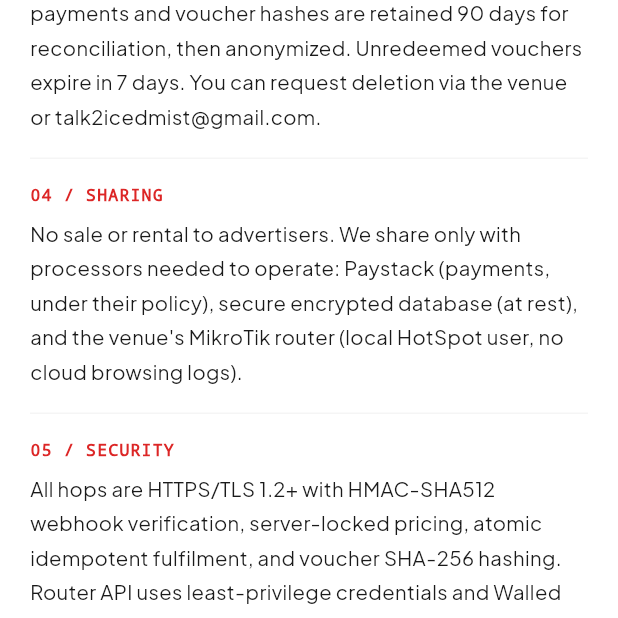
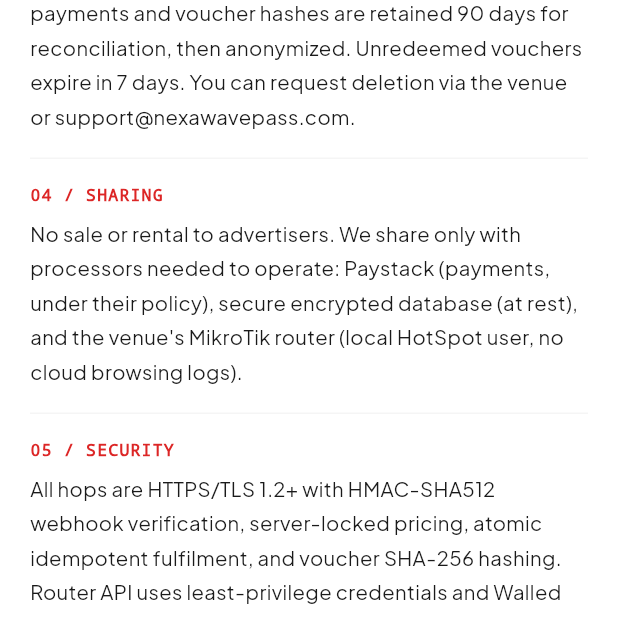
Before and after one commit to Icedmist/WavePass-Android, a Flutter app: the PrivacyScreen screen opened by its route, scrolled down 576 dp, on a phone screen of 412 x 824 dp, the part 354-972 px from its top. Run offline on Flutter 3.47's test engine with Material 3 defaults, Android fonts, the phone set to English and light mode, and no system bars; our stand-ins replace go_router, google_fonts, open_file, pdf, printing, shared_preferences and 1 more; missing offline and left inert: mobile_scanner; accounts and stored records are empty; network calls fail.

Commit message:
chore(android): keep email only in legal contacts (support@nexawavepass.com), clear mock fallbacks, add onboarding UX doc

```diff
--- a/lib/screens/account_center_screen.dart
+++ b/lib/screens/account_center_screen.dart
@@ -17,7 +17,7 @@ class AccountCenterScreen extends StatelessWidget {
           ClipRRect(borderRadius: BorderRadius.circular(14), child: Image.asset('assets/images/logo.png', width: 44, height: 44, fit: BoxFit.cover)),
           const SizedBox(width: 14),
           Expanded(child: Column(crossAxisAlignment: CrossAxisAlignment.start, children: [
-            Text(user?.email ?? 'talk2icedmist@gmail.com', style: const TextStyle(color: Colors.white, fontWeight: FontWeight.w800, fontSize: 14), maxLines: 1, overflow: TextOverflow.ellipsis),
+            Text(user?.email ?? 'Venue Owner', style: const TextStyle(color: Colors.white, fontWeight: FontWeight.w800, fontSize: 14), maxLines: 1, overflow: TextOverflow.ellipsis),
             const Text('Venue Owner • WavePass Flagship', style: TextStyle(color: Colors.white70, fontSize: 11)),
             const SizedBox(height: 6),
             Container(padding: const EdgeInsets.symmetric(horizontal: 8, vertical: 4), decoration: BoxDecoration(color: Colors.white.withValues(alpha: 0.12), borderRadius: BorderRadius.circular(8)), child: const Text('ONLINE', style: TextStyle(color: AppColors.accentGreen, fontSize: 10, fontWeight: FontWeight.w800, fontFamily: 'monospace'))),
--- a/lib/screens/admin_management_screen.dart
+++ b/lib/screens/admin_management_screen.dart
@@ -111,7 +111,7 @@ class _AdminManagementScreenState extends State<AdminManagementScreen> {
         backgroundColor: AppColors.white,
         appBar: AppBar(backgroundColor: AppColors.white, elevation: 0, leading: IconButton(icon: const Icon(Icons.arrow_back_ios_rounded, color: AppColors.primary, size: 18), onPressed: () => context.canPop() ? context.pop() : context.go(AppRouter.dashboard)), title: const Text("Admin Center", style: TextStyle(fontSize: 18, fontWeight: FontWeight.w900, color: AppColors.primary)), bottom: const TabBar(labelColor: AppColors.primary, unselectedLabelColor: AppColors.textLight, indicatorColor: AppColors.primary, indicatorWeight: 2.5, tabs: [Tab(icon: Icon(Icons.language_rounded, size: 18), text: 'Subdomain'), Tab(icon: Icon(Icons.wifi_rounded, size: 18), text: 'Plans'), Tab(icon: Icon(Icons.confirmation_number_rounded, size: 18), text: 'Batch')])),
         body: Column(children: [
-          Padding(padding: const EdgeInsets.fromLTRB(20, 12, 20, 0), child: Container(padding: const EdgeInsets.all(16), decoration: BoxDecoration(color: AppColors.primary, borderRadius: BorderRadius.circular(18)), child: Row(children: [Container(width: 36, height: 36, decoration: BoxDecoration(color: Colors.white24, borderRadius: BorderRadius.circular(10)), child: const Icon(Icons.shield_rounded, color: Colors.white, size: 20)), const SizedBox(width: 12), const Expanded(child: Column(crossAxisAlignment: CrossAxisAlignment.start, children: [Text("talk2icedmist@gmail.com", style: TextStyle(fontSize: 13, fontWeight: FontWeight.w800, color: Colors.white)), Text("Venue Owner • WavePass Flagship", style: TextStyle(fontSize: 11, color: Colors.white70))]))]))),
+          Padding(padding: const EdgeInsets.fromLTRB(20, 12, 20, 0), child: Container(padding: const EdgeInsets.all(16), decoration: BoxDecoration(color: AppColors.primary, borderRadius: BorderRadius.circular(18)), child: Row(children: [Container(width: 36, height: 36, decoration: BoxDecoration(color: Colors.white24, borderRadius: BorderRadius.circular(10)), child: const Icon(Icons.shield_rounded, color: Colors.white, size: 20)), const SizedBox(width: 12), const Expanded(child: Column(crossAxisAlignment: CrossAxisAlignment.start, children: [Text("Venue Owner", style: TextStyle(fontSize: 13, fontWeight: FontWeight.w800, color: Colors.white)), Text("WavePass • Role-based access", style: TextStyle(fontSize: 11, color: Colors.white70))]))]))),
           if (!isReady)
             Padding(padding: const EdgeInsets.fromLTRB(20, 8, 20, 0), child: Container(padding: const EdgeInsets.all(12), decoration: BoxDecoration(color: AppColors.warmSand.withValues(alpha: 0.2), borderRadius: BorderRadius.circular(12), border: Border.all(color: AppColors.warmSand)), child: const Row(children: [Icon(Icons.warning_amber_rounded, size: 18, color: Color(0xFF92400E)), SizedBox(width: 8), Expanded(child: Text('Complete subdomain & logo + at least one pricing plan to go live.', style: TextStyle(fontSize: 11, fontWeight: FontWeight.w700, color: Color(0xFF92400E))))]))),
           const SizedBox(height: 8),
--- a/lib/screens/batch_vouchers_screen.dart
+++ b/lib/screens/batch_vouchers_screen.dart
@@ -74,10 +74,7 @@ class _SState extends State<BatchVouchersScreen> {
       setState(() => _generated = list.map((e) => e is String ? {'code': e} : Map<String, dynamic>.from(e)).toList());
       // also auto-generate PDF preview
     } catch (e) {
-      // fallback mock codes for offline
-      final mock = List.generate(qty, (i) => {'code': 'WP-${(1000 + i).toString().padLeft(4, '0')}-${(2000 + i).toString().padLeft(4, '0')}'});
-      setState(() => _generated = mock);
-      if (mounted) ScaffoldMessenger.of(context).showSnackBar(SnackBar(content: Text('Offline mock: $e'), backgroundColor: AppColors.warmSand));
+      if (mounted) ScaffoldMessenger.of(context).showSnackBar(SnackBar(content: Text('Failed: $e'), backgroundColor: AppColors.accentRed));
     } finally {
       setState(() => _loading = false);
     }
--- a/lib/screens/login_screen.dart
+++ b/lib/screens/login_screen.dart
@@ -12,7 +12,7 @@ class LoginScreen extends StatefulWidget {
 }
 
 class _LoginScreenState extends State<LoginScreen> {
-  final _emailController = TextEditingController(text: 'talk2icedmist@gmail.com');
+  final _emailController = TextEditingController();
   final _passwordController = TextEditingController();
   bool _isLoading = false;
   String? _errorMessage;
@@ -40,9 +40,8 @@ class _LoginScreenState extends State<LoginScreen> {
         context.go(AppRouter.dashboard);
       }
     } catch (e) {
-      // In offline / simulator mode, allow demo login
       if (!mounted) return;
-      context.go(AppRouter.dashboard);
+      setState(() => _errorMessage = e.toString().contains('Invalid') ? 'Invalid credentials' : 'Login failed: $e');
     } finally {
       if (mounted) {
         setState(() {
--- a/lib/screens/privacy_screen.dart
+++ b/lib/screens/privacy_screen.dart
@@ -7,14 +7,14 @@ class PrivacyScreen extends StatelessWidget {
   static const _sections = [
     ('01 / WHAT WE COLLECT', 'Only what we need: device MAC/IP to bind your pass, Paystack-provided email for receipt (optional), and venue transaction metadata (plan, price, duration, voucher hash). We do not read browsing history, files, or app data. Card/bank numbers never touch our servers.'),
     ('02 / WHY WE USE IT', 'MAC/IP verifies you have an active pass (passwordless HotSpot). Email triggers Paystack receipts. Venue aggregates (revenue, ARPU, active sessions) are computed server-side from Payment/Order — not from personal profiles.'),
-    ('03 / RETENTION', 'Sessions and audit logs roll after expiry. Fulfilled payments and voucher hashes are retained 90 days for reconciliation, then anonymized. Unredeemed vouchers expire in 7 days. You can request deletion via the venue or talk2icedmist@gmail.com.'),
+    ('03 / RETENTION', 'Sessions and audit logs roll after expiry. Fulfilled payments and voucher hashes are retained 90 days for reconciliation, then anonymized. Unredeemed vouchers expire in 7 days. You can request deletion via the venue or support@nexawavepass.com.'),
     ('04 / SHARING', 'No sale or rental to advertisers. We share only with processors needed to operate: Paystack (payments, under their policy), secure encrypted database (at rest), and the venue\'s MikroTik router (local HotSpot user, no cloud browsing logs).'),
     ('05 / SECURITY', 'All hops are HTTPS/TLS 1.2+ with HMAC-SHA512 webhook verification, server-locked pricing, atomic idempotent fulfilment, and voucher SHA-256 hashing. Router API uses least-privilege credentials and Walled Garden for payments only.'),
     ('06 / COOKIES & TRACKING', 'Web portal uses only essential cookies for auth and MAC prefill (?mac=). No third-party ad trackers. Mobile app uses secure local storage for onboarding flag and session only.'),
-    ('07 / YOUR RIGHTS', 'Access, correction, export, or deletion: email talk2icedmist@gmail.com with your venue and MAC. We respond within 30 days, subject to legal retention (e.g., payment audit).'),
+    ('07 / YOUR RIGHTS', 'Access, correction, export, or deletion: email support@nexawavepass.com with your venue and MAC. We respond within 30 days, subject to legal retention (e.g., payment audit).'),
     ('08 / CHILDREN', 'Not directed to children under 13. Venues must obtain guardian consent where required by local law before issuing passes to minors.'),
     ('09 / INTERNATIONAL', 'Data is hosted in secure cloud and processed in Nigeria (venues). Paystack transfers are NGN-only. By using WavePass, you consent to this processing.'),
-    ('10 / CONTACT', 'Controller: Nexa Digital Nexus Point (techwithnexa.com) • DPO: talk2icedmist@gmail.com. Updates posted here 30 days before effective date.'),
+    ('10 / CONTACT', 'Controller: Nexa Digital Nexus Point (techwithnexa.com) • DPO: support@nexawavepass.com. Updates posted here 30 days before effective date.'),
   ];
 
   @override
--- a/lib/screens/terms_screen.dart
+++ b/lib/screens/terms_screen.dart
@@ -14,7 +14,7 @@ class TermsScreen extends StatelessWidget {
     ('07 / SUSPENSION', 'We may suspend or terminate accounts or sessions for Terms violation, fraud, or abuse, with notice where feasible. Venue owners may also locally disconnect devices from the Active Devices screen.'),
     ('08 / LIABILITY', 'To the extent permitted by law, WavePass/Nexa liability is limited to the amount you paid for the active pass. We are not liable for indirect loss, loss of data, or third-party content accessed over the Wi-Fi.'),
     ('09 / CHANGES', 'We may update these Terms with 30 days notice in-app and on /terms. Continued use after the effective date constitutes acceptance. Material pricing changes do not affect already-paid passes.'),
-    ('10 / CONTACT', 'Questions: talk2icedmist@gmail.com • https://techwithnexa.com • In-app: Admin → Help. Governing law: Federal Republic of Nigeria.'),
+    ('10 / CONTACT', 'Questions: support@nexawavepass.com • https://techwithnexa.com • In-app: Admin → Help. Governing law: Federal Republic of Nigeria.'),
   ];
 
   @override
```
Also changed, not shown: lib/core/services/supabase_service.dart (+3 -34 lines), 1 other file.
